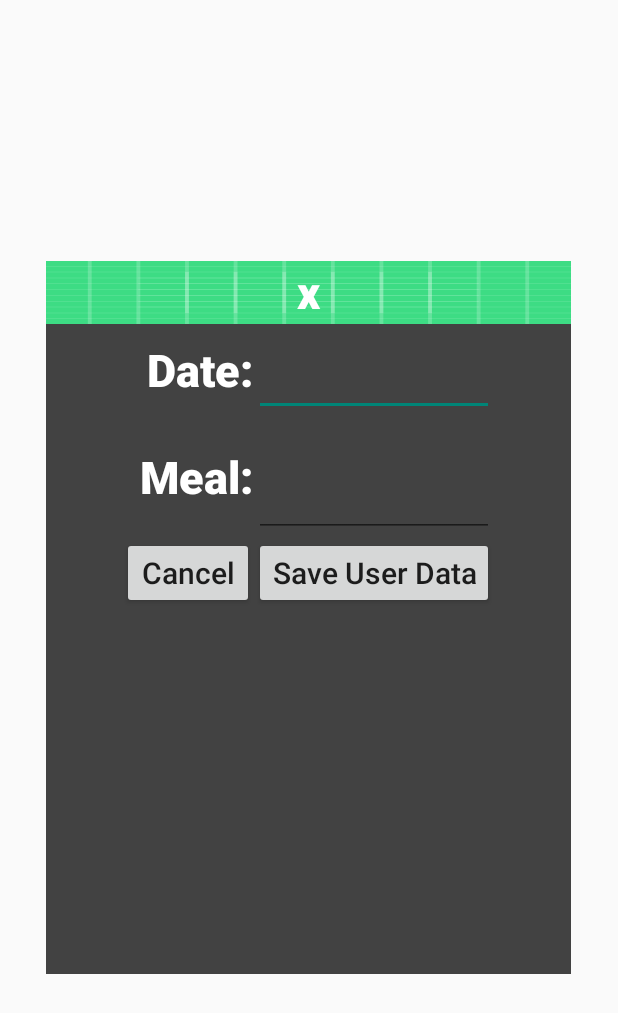
After one commit to MaybeWilli/Kwick-Meal-Planner, an Android app: the MealInputPage screen opened directly, with no data from a screen before it, on a phone screen of 412 x 824 dp. The commit adds this screen. Shown: the top 1013 px of the screen. Run offline under Robolectric (Android 15) with nearby library versions, the phone set to English and light mode, and no system bars.

Commit message:
Page Switching

```diff
--- a/app/src/main/AndroidManifest.xml
+++ b/app/src/main/AndroidManifest.xml
@@ -9,6 +9,9 @@
         android:roundIcon="@mipmap/ic_launcher_round"
         android:supportsRtl="true"
         android:theme="@style/Theme.ICS3U">
+        <activity
+            android:name=".MealInputPage"
+            android:exported="false" />
         <activity
             android:name=".calendar_input_meal"
             android:exported="false" />
--- a/app/src/main/java/com/example/ics3u/MainActivity.java
+++ b/app/src/main/java/com/example/ics3u/MainActivity.java
@@ -9,6 +9,7 @@ import androidx.appcompat.app.AppCompatActivity;
 
 public class MainActivity extends AppCompatActivity {
     private Button button;
+    private Button button2;
 
     @Override
     protected void onCreate(Bundle savedInstanceState) {
@@ -22,10 +23,24 @@ public class MainActivity extends AppCompatActivity {
                 openActivity2();
             }
         });
+
+        button2 = (Button) findViewById(R.id.inputMealPageButton);
+        button2.setOnClickListener(new View.OnClickListener() {
+            @Override
+            public void onClick(View v) {
+                openMealInputPage();
+            }
+        });
     }
 
     public void openActivity2() {
         Intent intent = new Intent(this, CalendarPage.class);
         startActivity(intent);
     }
+
+    public void openMealInputPage()
+    {
+        Intent intent = new Intent(this, MealInputPage.class);
+        startActivity(intent);
+    }
 };
--- /dev/null
+++ b/app/src/main/java/com/example/ics3u/MealInputPage.java
@@ -0,0 +1,23 @@
+package com.example.ics3u;
+
+import androidx.annotation.RequiresApi;
+import androidx.appcompat.app.AppCompatActivity;
+
+import android.os.Build;
+import android.os.Bundle;
+import android.view.View;
+
+public class MealInputPage extends AppCompatActivity {
+
+    @Override
+    protected void onCreate(Bundle savedInstanceState) {
+        super.onCreate(savedInstanceState);
+        setContentView(R.layout.activity_meal_input_page);
+    }
+
+    @RequiresApi(api = Build.VERSION_CODES.O)
+    public void closeInputPage(View view)
+    {
+        finish();
+    }
+}
--- a/app/src/main/res/layout/activity_main.xml
+++ b/app/src/main/res/layout/activity_main.xml
@@ -22,4 +22,12 @@
 		android:layout_centerHorizontal="true"
 		android:text="Open Calendar" />
 
+	<Button
+		android:id="@+id/inputMealPageButton"
+		android:layout_width="wrap_content"
+		android:layout_height="wrap_content"
+		android:layout_below="@+id/button"
+		android:layout_centerHorizontal="true"
+		android:text="Open Meal Input" />
+
 </RelativeLayout>
--- /dev/null
+++ b/app/src/main/res/layout/activity_meal_input_page.xml
@@ -0,0 +1,82 @@
+<?xml version="1.0" encoding="utf-8"?>
+<TableLayout xmlns:android="http://schemas.android.com/apk/res/android"
+    android:background="@color/cardview_dark_background"
+    android:layout_width="350dp"
+    android:layout_height="475dp"
+    android:orientation="vertical"
+    android:layout_gravity="center"
+    android:paddingBottom="5dp">
+
+    <TextView
+        android:id="@+id/txtclose"
+        android:layout_width="42dp"
+        android:layout_height="42dp"
+        android:layout_gravity="end"
+        android:background="@drawable/ic_launcher_background"
+        android:fontFamily="sans-serif-medium"
+        android:gravity="center_horizontal"
+        android:text="x"
+        android:textColor="@color/white"
+        android:textStyle="bold"
+        android:textSize="30dp"/>
+
+    <TableRow
+        android:layout_width="match_parent"
+        android:layout_height="match_parent"
+        android:gravity="center_horizontal"
+        android:orientation="horizontal">
+        <TextView
+            android:gravity="end"
+            android:text="Date:"
+            android:textColor="@color/white"
+            android:textSize="30dp"
+            android:fontFamily="sans-serif-black"/>
+        <EditText
+            android:id="@+id/date"
+            android:hint=""
+            android:inputType="text"
+            android:outlineSpotShadowColor="@color/white"
+            android:textSize="30dp" />
+    </TableRow>
+    <TableRow
+        android:layout_width="match_parent"
+        android:layout_height="match_parent"
+        android:gravity="center_horizontal"
+        android:orientation="horizontal">
+        <TextView
+            android:gravity="end"
+            android:text="Meal:"
+            android:textColor="@color/white"
+            android:textSize="30dp"
+            android:fontFamily="sans-serif-black"/>
+        <EditText
+            android:id="@+id/meal"
+            android:hint=""
+            android:inputType="textAutoCorrect"
+            android:textColor="@color/white"
+            android:textSize="30dp"
+            android:padding="20dp"/>
+    </TableRow>
+
+    <TableRow android:gravity="center_horizontal">
+        <Button
+            android:id="@+id/button_cancel_user_data"
+            android:layout_width="wrap_content"
+            android:layout_height="wrap_content"
+            android:text="Cancel"
+            android:textSize="20dp"
+            android:textAllCaps="false"
+            android:gravity="center_horizontal"
+            android:layout_marginBottom="20dp"
+            android:onClick="closeInputPage"/>
+        <Button
+            android:id="@+id/button_save_user_data"
+            android:layout_width="wrap_content"
+            android:layout_height="wrap_content"
+            android:text="Save User Data"
+            android:textSize="20dp"
+            android:textAllCaps="false"
+            android:gravity="center_horizontal"
+            android:layout_marginBottom="20dp"/>
+    </TableRow>
+</TableLayout>
```
